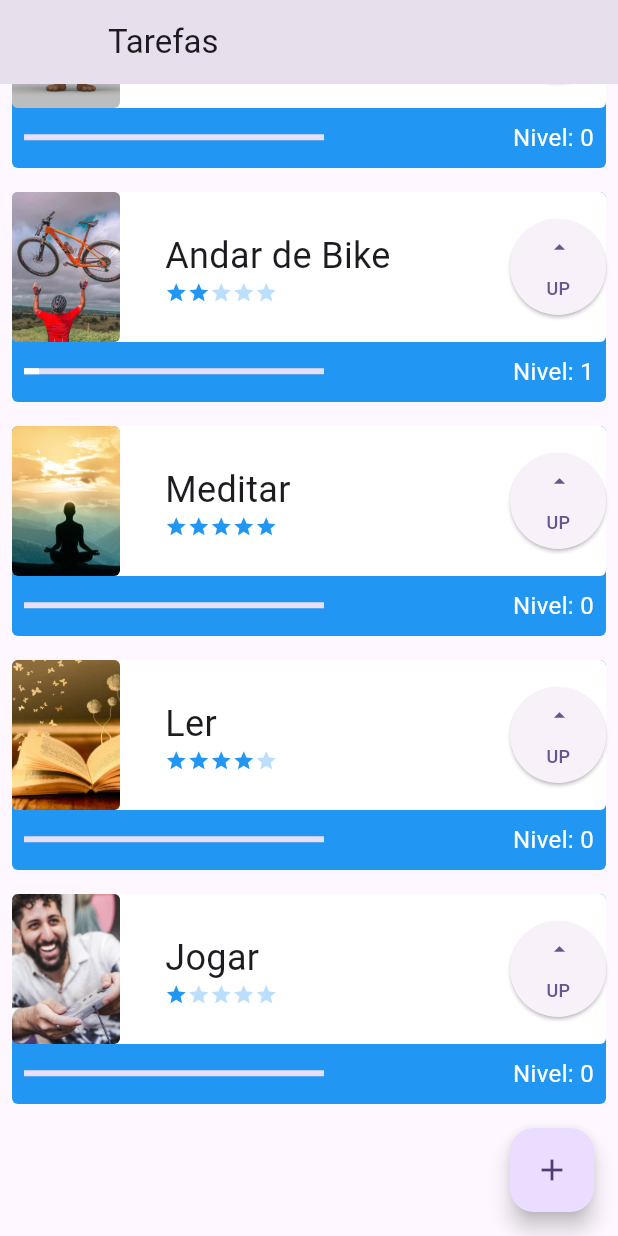
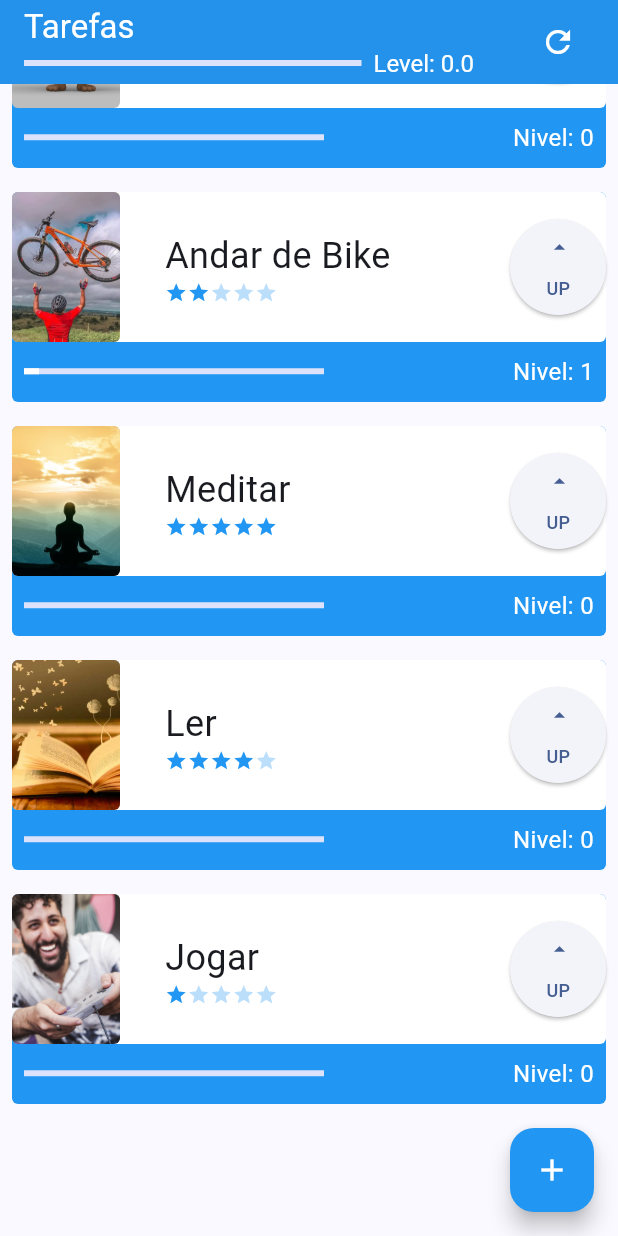
Before and after one commit to aleAcardoso/personal_tasks, a Flutter app: the screen it shows after launch, scrolled down 92 dp, after a tap on "UP", on a phone screen of 412 x 824 dp. Run offline on Flutter 3.47's test engine with Material 3 defaults, Android fonts, the phone set to English and light mode, and no system bars.

Commit message:
Refinando nosso projeto

```diff
--- a/lib/components/task.dart
+++ b/lib/components/task.dart
@@ -7,15 +7,27 @@ class Task extends StatefulWidget {
   final String photo;
   final int difficulty;
 
-  const Task(this.name, this.photo, this.difficulty, {super.key});
+  Task(this.name, this.photo, this.difficulty, {super.key});
+
+  int level = 0;
+  int mastery = 1;
+  int totalLevel = 0;
+
+  double get progressCalculation =>
+      ((level / mastery) / difficulty) / 10;
 
   @override
   State<Task> createState() => _TaskState();
 }
 
 class _TaskState extends State<Task> {
-  int level = 0;
-  int mastery = 1;
+
+  bool assetOrNetwork() {
+    if (widget.photo.contains('http')) {
+      return false;
+    }
+    return true;
+  }
 
   @override
   Widget build(BuildContext context) {
@@ -25,7 +37,8 @@ class _TaskState extends State<Task> {
         children: [
           Container(
             decoration: BoxDecoration(
-                borderRadius: BorderRadius.circular(4), color: setProgressBarBackgroundColor()),
+                borderRadius: BorderRadius.circular(4),
+                color: setProgressBarBackgroundColor()),
             height: 140,
           ),
           Column(
@@ -48,7 +61,12 @@ class _TaskState extends State<Task> {
                       height: 100,
                       child: ClipRRect(
                         borderRadius: BorderRadius.circular(4),
-                        child: Image.asset(
+                        child: assetOrNetwork()
+                            ? Image.asset(
+                                widget.photo,
+                                fit: BoxFit.cover,
+                              )
+                            : Image.network(
                                 widget.photo,
                                 fit: BoxFit.cover,
                               ),
@@ -66,7 +84,9 @@ class _TaskState extends State<Task> {
                                 fontSize: 24, overflow: TextOverflow.ellipsis),
                           ),
                         ),
-                        Difficulty(difficultyLevel: widget.difficulty,)
+                        Difficulty(
+                          difficultyLevel: widget.difficulty,
+                        )
                       ],
                     ),
                     SizedBox(
@@ -75,11 +95,12 @@ class _TaskState extends State<Task> {
                       child: ElevatedButton(
                           onPressed: () {
                             setState(() {
-                              if (progressCalculation != 1) {
-                                level++;
-                              } else if (mastery < 5) {
-                                mastery++;
-                                level = 0;
+                              if (widget.progressCalculation != 1) {
+                                widget.level++;
+                                widget.totalLevel++;
+                              } else if (widget.mastery < 5) {
+                                widget.mastery++;
+                                widget.level = 0;
                               }
                             });
                           },
@@ -107,15 +128,14 @@ class _TaskState extends State<Task> {
                         width: 200,
                         child: LinearProgressIndicator(
                           color: Colors.white,
-                          value: (widget.difficulty > 0)
-                              ? progressCalculation
-                              : 1,
+                          value:
+                              (widget.difficulty > 0) ? widget.progressCalculation : 1,
                         )),
                   ),
                   Padding(
                     padding: const EdgeInsets.all(8.0),
                     child: Text(
-                      'Nivel: $level',
+                      'Nivel: ${widget.level}',
                       style: const TextStyle(color: Colors.white, fontSize: 16),
                     ),
                   ),
@@ -128,13 +148,11 @@ class _TaskState extends State<Task> {
     );
   }
 
-  MaterialColor setProgressBarBackgroundColor() => switch(mastery) {
+  MaterialColor setProgressBarBackgroundColor() => switch (widget.mastery) {
         1 => Colors.blue,
         2 => Colors.green,
         3 => Colors.pink,
         4 => Colors.purple,
         _ => Colors.amber
       };
-
-  double get progressCalculation => ((level/mastery) / widget.difficulty) / 10;
 }
--- /dev/null
+++ b/lib/components/task_app_bar.dart
@@ -0,0 +1,64 @@
+import 'package:flutter/material.dart';
+import 'package:personal_tasks/data/task_inherited.dart';
+
+class TaskAppBar extends StatefulWidget {
+  const TaskAppBar({super.key});
+
+  @override
+  State<TaskAppBar> createState() => _TaskAppBarState();
+}
+
+class _TaskAppBarState extends State<TaskAppBar> {
+
+  double globalLevel = 0.0;
+  double levelSum = 0.0;
+
+  @override
+  Widget build(BuildContext context) {
+    return Row(
+      mainAxisAlignment: MainAxisAlignment.spaceBetween,
+      children: [
+        Column(
+          crossAxisAlignment: CrossAxisAlignment.start,
+          children: [
+            const Text(
+              'Tarefas',
+              style: TextStyle(color: Colors.white),
+            ),
+            Row(
+              mainAxisAlignment: MainAxisAlignment.spaceBetween,
+              children: [
+                Padding(
+                  padding: const EdgeInsets.only(right: 8),
+                  child: SizedBox(
+                    width: 225,
+                    child: LinearProgressIndicator(
+                      value: globalLevel,
+                      color: Colors.white,
+                    ),
+                  ),
+                ),
+                Text(
+                  'Level: $levelSum',
+                  style: const TextStyle(color: Colors.white, fontSize: 16,),
+                )
+              ],
+            )
+          ],
+        ),
+        IconButton(
+          onPressed: (){
+            setState(() {
+              globalLevel = TaskInherited.of(context).globalProgress;
+              levelSum = TaskInherited.of(context).levelSum;
+            });
+          },
+          icon: const Icon(
+            Icons.refresh,
+            color: Colors.white,
+          ),
+        )
+      ],
+    );
+  }
+}
--- a/lib/data/task_inherited.dart
+++ b/lib/data/task_inherited.dart
@@ -8,16 +8,38 @@ class TaskInherited extends InheritedWidget {
   });
 
   final List<Task> taskList = [
-    const Task('Aprender Flutter', 'assets/images/dash.png', 3),
-    const Task('Andar de Bike', 'assets/images/bike.webp', 2),
-    const Task('Meditar', 'assets/images/meditar.jpeg', 5),
-    const Task('Ler', 'assets/images/livro.jpg', 4),
-    const Task('Jogar', 'assets/images/jogar.jpg', 1),
+    Task('Aprender Flutter', 'assets/images/dash.png', 3),
+    Task('Andar de Bike', 'assets/images/bike.webp', 2),
+    Task('Meditar', 'assets/images/meditar.jpeg', 5),
+    Task('Ler', 'assets/images/livro.jpg', 4),
+    Task('Jogar', 'assets/images/jogar.jpg', 1),
   ];
 
   void newTask(String name, String photo, int difficulty) {
     taskList.add(Task(name, photo, difficulty));
   }
+
+  double get levelSum {
+    double levelSum = 0;
+
+    for (var task in taskList) {
+      levelSum += (task.totalLevel * task.difficulty)/10;
+    }
+
+    return levelSum.roundToDouble();
+  }
+
+  double get difficultySum {
+    double difficultySum = 0;
+
+    for (var task in taskList) {
+      difficultySum += (task.difficulty * 10);
+    }
+
+    return difficultySum.roundToDouble();
+  }
+
+  double get globalProgress => (levelSum/difficultySum).roundToDouble();
 
   static TaskInherited of(BuildContext context) {
     final TaskInherited? result =
--- a/lib/main.dart
+++ b/lib/main.dart
@@ -12,9 +12,8 @@ class MyApp extends StatelessWidget {
   @override
   Widget build(BuildContext context) {
     return MaterialApp(
-      title: 'Flutter Demo',
       theme: ThemeData(
-        colorScheme: ColorScheme.fromSeed(seedColor: Colors.deepPurple),
+        colorScheme: ColorScheme.fromSeed(seedColor: Colors.blueAccent),
         useMaterial3: true,
       ),
       home: TaskInherited(child: const InitialScreen(),),
--- a/lib/screens/form_screen.dart
+++ b/lib/screens/form_screen.dart
@@ -16,6 +16,22 @@ class _FormScreenState extends State<FormScreen> {
   TextEditingController imageController = TextEditingController();
 
   final _formKey = GlobalKey<FormState>();
+
+  bool valueValidator(String? value) {
+    if (value != null && value.isEmpty) {
+      return true;
+    }
+    return false;
+  }
+
+  bool difficultyValidator(String? value) {
+    if (value != null && value.isEmpty) {
+      if (int.parse(value) > 5 || int.parse(value) < 1) {
+        return true;
+      }
+    }
+    return false;
+  }
 
   @override
   Widget build(BuildContext context) {
@@ -44,7 +60,7 @@ class _FormScreenState extends State<FormScreen> {
                     padding: const EdgeInsets.all(8.0),
                     child: TextFormField(
                       validator: (String? value) {
-                        if (value != null && value.isEmpty) {
+                        if (valueValidator(value)) {
                           return 'Insira o nome da tarefa';
                         }
                         return null;
@@ -63,9 +79,7 @@ class _FormScreenState extends State<FormScreen> {
                     padding: const EdgeInsets.all(8.0),
                     child: TextFormField(
                       validator: (value) {
-                        if (value!.isEmpty ||
-                            int.parse(value) > 5 ||
-                            int.parse(value) < 1) {
+                        if (difficultyValidator(value)) {
                           return 'Insira uma dificuldade entre 1 e 5';
                         }
                         return null;
@@ -84,7 +98,7 @@ class _FormScreenState extends State<FormScreen> {
                     padding: const EdgeInsets.all(8.0),
                     child: TextFormField(
                       validator: (value) {
-                        if (value!.isEmpty) {
+                        if (valueValidator(value)) {
                           return 'Insirua uma url de imagem';
                         }
                         return null;
@@ -127,8 +141,7 @@ class _FormScreenState extends State<FormScreen> {
                           TaskInherited.of(widget.taskContext).newTask(
                               nameController.text,
                               imageController.text,
-                              int.parse(difficultyController.text)
-                          );
+                              int.parse(difficultyController.text));
                           ScaffoldMessenger.of(context).showSnackBar(
                               const SnackBar(
                                   content: Text('Criando uma nova tarefa!')));
--- a/lib/screens/initial_screen.dart
+++ b/lib/screens/initial_screen.dart
@@ -1,4 +1,5 @@
 import 'package:flutter/material.dart';
+import 'package:personal_tasks/components/task_app_bar.dart';
 import 'package:personal_tasks/data/task_inherited.dart';
 import 'package:personal_tasks/screens/form_screen.dart';
 
@@ -14,21 +15,25 @@ class _InitialScreenState extends State<InitialScreen> {
   Widget build(BuildContext context) {
     return Scaffold(
       appBar: AppBar(
-        leading: Container(),
-        title: const Text('Tarefas'),
+        backgroundColor: Colors.blue,
+        title: const TaskAppBar(),
       ),
       body: ListView(
         padding: const EdgeInsets.only(bottom: 80),
         children: TaskInherited.of(context).taskList,
       ),
       floatingActionButton: FloatingActionButton(
+        backgroundColor: Colors.blue,
         onPressed: () {
           Navigator.push(
               context,
               MaterialPageRoute(builder: (_) => FormScreen(context))
           );
         },
-        child: const Icon(Icons.add),
+        child: const Icon(
+          Icons.add,
+          color: Colors.white,
+        ),
       ),
     );
   }
```
Lines whose indentation alone changed are shown as unchanged.
